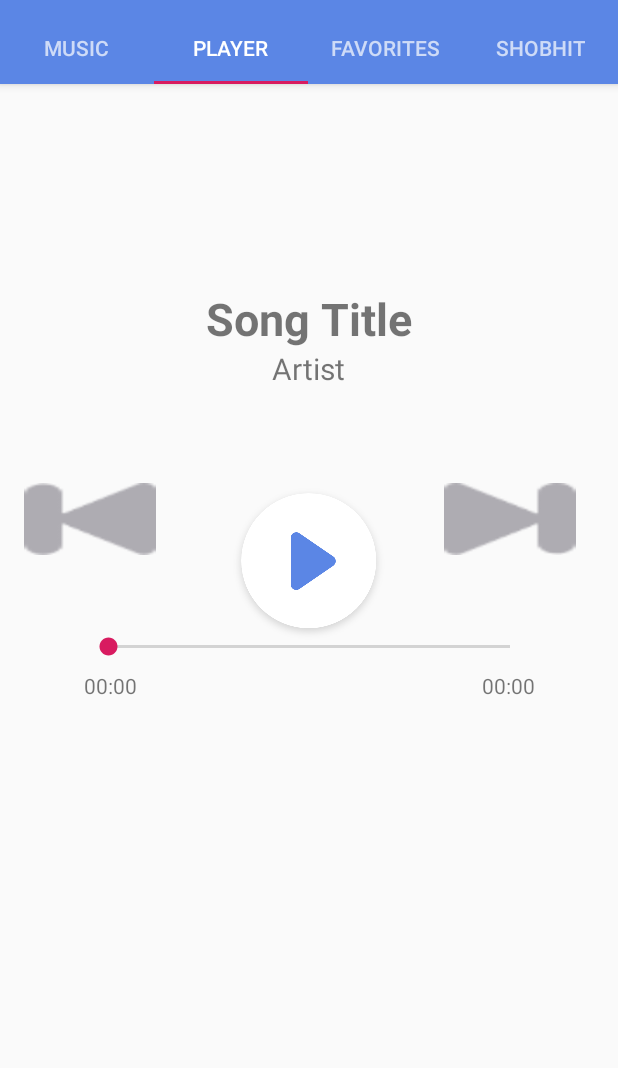
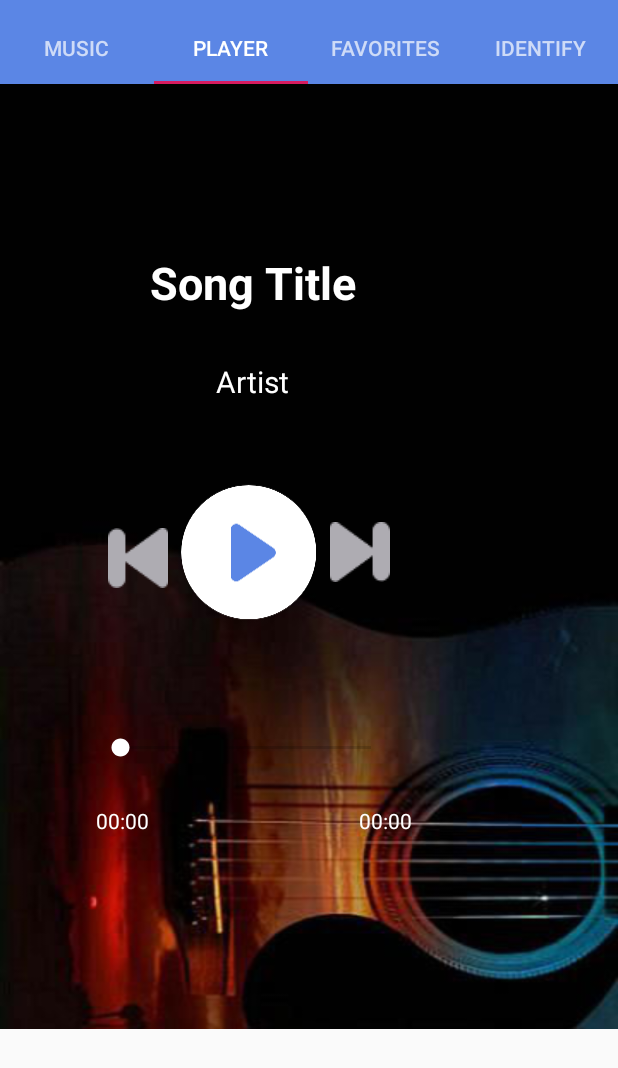
Before and after one commit to AneeshCRao/MusicPlayer_MAD, an Android app: the screen it shows after launch (MainActivity), tab 2 chosen, on a phone screen of 412 x 824 dp. Shown: the top 1068 px of the screen. Run offline under Robolectric (Android 15) with nearby library versions, the phone set to English and light mode, and no system bars.

Commit message:
final ui and background changes

```diff
--- a/app/src/main/java/com/example/musicplayer/MainActivity.java
+++ b/app/src/main/java/com/example/musicplayer/MainActivity.java
@@ -4,33 +4,20 @@ import android.Manifest;
 import android.content.pm.PackageManager;
 import android.graphics.Color;
 import android.media.MediaPlayer;
+import android.os.Bundle;
 import android.support.annotation.NonNull;
-import android.support.design.widget.FloatingActionButton;
-import android.support.design.widget.Snackbar;
 import android.support.design.widget.TabLayout;
 import android.support.v4.app.ActivityCompat;
 import android.support.v4.content.ContextCompat;
+import android.support.v4.view.ViewPager;
 import android.support.v7.app.AppCompatActivity;
-import android.support.v7.widget.Toolbar;
-
-import android.support.v4.app.Fragment;
-import android.support.v4.app.FragmentManager;
-import android.support.v4.app.FragmentPagerAdapter;
-import android.support.v4.view.ViewPager;
-import android.os.Bundle;
-import android.view.LayoutInflater;
-import android.view.Menu;
-import android.view.MenuItem;
 import android.view.View;
-import android.view.ViewGroup;
-
 import android.widget.ArrayAdapter;
 import android.widget.TextView;
 import android.widget.Toast;
 
 import java.util.ArrayList;
 import java.util.Timer;
-import java.util.TimerTask;
 
 public class MainActivity extends AppCompatActivity {
 
@@ -201,7 +188,7 @@ public class MainActivity extends AppCompatActivity {
         adapter.addFragment(new SongSelectFragment(), "MUSIC");
         adapter.addFragment(new PlayerFragment(), "PLAYER");
         adapter.addFragment(new FavoritesFragment(), "FAVORITES");
-        adapter.addFragment(new GuessSongFragment(), "SHOBHIT");
+        adapter.addFragment(new GuessSongFragment(), "IDENTIFY");
         viewPager.setAdapter(adapter);
 
 
--- a/app/src/main/java/com/example/musicplayer/PlayerFragment.java
+++ b/app/src/main/java/com/example/musicplayer/PlayerFragment.java
@@ -1,12 +1,10 @@
 package com.example.musicplayer;
 
-import android.graphics.drawable.Drawable;
 import android.os.Bundle;
 import android.os.Handler;
 import android.support.annotation.NonNull;
 import android.support.annotation.Nullable;
 import android.support.v4.app.Fragment;
-import android.util.Log;
 import android.view.LayoutInflater;
 import android.view.View;
 import android.view.ViewGroup;
@@ -62,7 +60,7 @@ public class PlayerFragment extends Fragment {
                     MainActivity.mediaPlayer.seekTo(progress);
                     if (!MainActivity.mediaPlayer.isPlaying()) {
                         MainActivity.mediaPlayer.start();
-                        btnPlay.setText("PAUSE");
+//                        btnPlay.setText("PAUSE");
                     }
                 }
             }
--- a/app/src/main/java/com/example/musicplayer/SongSelectFragment.java
+++ b/app/src/main/java/com/example/musicplayer/SongSelectFragment.java
@@ -2,15 +2,12 @@ package com.example.musicplayer;
 
 import android.content.ContentResolver;
 import android.database.Cursor;
-import android.graphics.Color;
-import android.media.MediaPlayer;
 import android.net.Uri;
 import android.os.Bundle;
 import android.provider.MediaStore;
 import android.support.annotation.NonNull;
 import android.support.annotation.Nullable;
 import android.support.v4.app.Fragment;
-import android.util.Log;
 import android.view.ContextMenu;
 import android.view.LayoutInflater;
 import android.view.MenuItem;
@@ -19,10 +16,7 @@ import android.view.ViewGroup;
 import android.widget.AdapterView;
 import android.widget.ArrayAdapter;
 import android.widget.ListView;
-import android.widget.TextView;
 import android.widget.Toast;
-
-import java.util.ArrayList;
 
 public class SongSelectFragment extends Fragment {
     private static final String TAG = "SongSelectFragment";
@@ -104,7 +98,7 @@ public class SongSelectFragment extends Fragment {
 
     public void DisplaySongs () {
         getMusic();
-        adapter = new ArrayAdapter<String>(getContext(), android.R.layout.simple_list_item_1, MainActivity.displayList);
+        adapter = new ArrayAdapter<String>(getContext(), R.layout.list_layout,R.id.textView1, MainActivity.displayList);
         listView.setAdapter(adapter);
 
         listView.setOnItemClickListener(new AdapterView.OnItemClickListener() {
--- a/app/src/main/res/layout/favorites.xml
+++ b/app/src/main/res/layout/favorites.xml
@@ -1,7 +1,8 @@
 <?xml version="1.0" encoding="utf-8"?>
 <LinearLayout xmlns:android="http://schemas.android.com/apk/res/android"
     android:orientation="vertical" android:layout_width="match_parent"
-    android:layout_height="match_parent">
+    android:layout_height="match_parent"
+    android:background="@drawable/b">
 
 
     <ListView
@@ -10,6 +11,7 @@
         android:layout_height="wrap_content"
         android:drawSelectorOnTop="false"
         android:listSelector="@color/design_default_color_primary"
+
         />
 
 
--- a/app/src/main/res/layout/player.xml
+++ b/app/src/main/res/layout/player.xml
@@ -1,84 +1,108 @@
 <?xml version="1.0" encoding="utf-8"?>
-<RelativeLayout xmlns:android="http://schemas.android.com/apk/res/android"
+<android.support.constraint.ConstraintLayout xmlns:android="http://schemas.android.com/apk/res/android"
+    xmlns:app="http://schemas.android.com/apk/res-auto"
+    xmlns:tools="http://schemas.android.com/tools"
+    android:id="@+id/relativeLayout"
     android:layout_width="match_parent"
     android:layout_height="match_parent"
-    android:paddingBottom="16dp"
+    android:background="@drawable/a"
+    android:paddingLeft="16dp"
     android:paddingTop="16dp"
-    android:paddingLeft="16dp"
     android:paddingRight="16dp"
-    >
+    android:paddingBottom="16dp">
 
     <TextView
         android:id="@+id/SongNameTV"
         android:layout_width="wrap_content"
         android:layout_height="wrap_content"
-        android:layout_marginTop="120dp"
+        android:layout_marginStart="84dp"
+        android:layout_marginTop="96dp"
+        android:text="Song Title"
         android:textSize="30dp"
+        android:textColor="#FFFFFF"
         android:textStyle="bold"
-        android:layout_centerHorizontal="true"
-        android:text="Song Title"/>
+        app:layout_constraintStart_toStartOf="parent"
+        app:layout_constraintTop_toTopOf="parent" />
 
     <TextView
         android:id="@+id/ArtistNameTV"
         android:layout_width="wrap_content"
         android:layout_height="wrap_content"
-        android:layout_marginTop="160dp"
+        android:layout_marginStart="128dp"
+        android:layout_marginTop="32dp"
+        android:text="Artist"
         android:textSize="20dp"
-        android:layout_centerHorizontal="true"
-        android:text="Artist"/>
+        android:textColor="#FFFFFF"
+        app:layout_constraintStart_toStartOf="parent"
+        app:layout_constraintTop_toBottomOf="@+id/SongNameTV" />
 
 
+    <Button
+        android:id="@+id/btnRewind"
+        android:layout_width="40dp"
+        android:layout_height="40dp"
+
+        android:layout_marginTop="280dp"
+        android:background="@drawable/prevsongbutton"
+        app:layout_constraintEnd_toStartOf="@+id/btnPlay"
+        app:layout_constraintTop_toTopOf="parent" />
 
     <Button
         android:id="@+id/btnPlay"
         android:layout_width="wrap_content"
-        android:layout_height="wrap_content"
+        android:layout_height="107dp"
+        android:layout_marginStart="96dp"
+        android:layout_marginTop="108dp"
         android:background="@drawable/playbutton"
-        android:layout_marginTop="250dp"
-        android:layout_centerHorizontal="true"
-        />
+        app:layout_constraintStart_toStartOf="parent"
+        app:layout_constraintTop_toBottomOf="@+id/SongNameTV" />
 
-    <Button
-        android:id="@+id/btnRewind"
-        android:layout_width="wrap_content"
-        android:layout_height="wrap_content"
-        android:layout_marginTop="250dp"
-        android:background="@drawable/prevsongbutton"/>
 
     <Button
         android:id="@+id/btnFast"
-        android:layout_width="wrap_content"
-        android:layout_height="wrap_content"
-        android:layout_marginTop="250dp"
-        android:layout_marginLeft="280dp"
-        android:background="@drawable/nextsongbutton"/>
+        android:layout_width="40dp"
+        android:layout_height="40dp"
+
+        android:layout_marginTop="276dp"
+        android:background="@drawable/nextsongbutton"
+        app:layout_constrainedWidth="false"
+        app:layout_constraintStart_toEndOf="@+id/btnPlay"
+        app:layout_constraintTop_toTopOf="parent" />
+
 
     <SeekBar
         android:id="@+id/seekBar"
-        android:layout_width="300dp"
-        android:layout_height="wrap_content"
-        android:layout_centerHorizontal="true"
-        android:layout_marginTop="350dp"
+        android:layout_width="199dp"
+        android:layout_height="37dp"
+        android:layout_marginStart="48dp"
+        android:layout_marginTop="56dp"
         android:outlineAmbientShadowColor="@color/design_default_color_primary_dark"
         android:outlineSpotShadowColor="@color/design_default_color_primary_dark"
-        />
+        app:layout_constraintStart_toStartOf="parent"
+        app:layout_constraintTop_toBottomOf="@+id/btnPlay"
+        android:thumbTint="@color/white"/>
 
     <TextView
         android:id="@+id/timerTV"
         android:layout_width="wrap_content"
         android:layout_height="wrap_content"
-        android:layout_marginTop="375dp"
-        android:layout_marginLeft="40dp"
-        android:text="00:00"/>
+        android:layout_marginStart="48dp"
+        android:layout_marginTop="20dp"
+        android:text="00:00"
+        android:textColor="#FFFFFF"
+        app:layout_constraintStart_toStartOf="parent"
+        app:layout_constraintTop_toBottomOf="@+id/seekBar" />
 
     <TextView
         android:id="@+id/fullTimerTV"
         android:layout_width="wrap_content"
         android:layout_height="wrap_content"
-        android:layout_marginTop="375dp"
-        android:layout_marginLeft="305dp"
-        android:text="00:00"/>
+        android:layout_marginStart="140dp"
+        android:layout_marginTop="20dp"
+        android:text="00:00"
+        android:textColor="#FFFFFF"
+        app:layout_constraintStart_toEndOf="@+id/timerTV"
+        app:layout_constraintTop_toBottomOf="@+id/seekBar" />
 
 
-
-</RelativeLayout>
+</android.support.constraint.ConstraintLayout>
--- a/app/src/main/res/layout/song_select.xml
+++ b/app/src/main/res/layout/song_select.xml
@@ -2,7 +2,8 @@
 <LinearLayout xmlns:android="http://schemas.android.com/apk/res/android"
     android:orientation="vertical" android:layout_width="match_parent"
     android:layout_height="900dp"
-    android:minHeight="800dp">
+    android:minHeight="800dp"
+    android:background="@drawable/d12">
 
 
     <ListView
```
Also changed, not shown: app/src/main/java/com/example/musicplayer/GuessSongClass.java (+6 -1 lines), app/src/main/java/com/example/musicplayer/YoutubeData.java (+11 -2 lines), app/src/main/res/layout/guess_song.xml (+10 -4 lines), app/src/main/res/layout/list_layout.xml (added, +13 -0 lines), app/src/main/res/drawable/a.jpg (added), app/src/main/res/drawable/b.jpg (added), app/src/main/res/drawable/c.jpg (added), app/src/main/res/drawable/d.jpg (added), app/src/main/res/drawable/d12.jpg (added).
